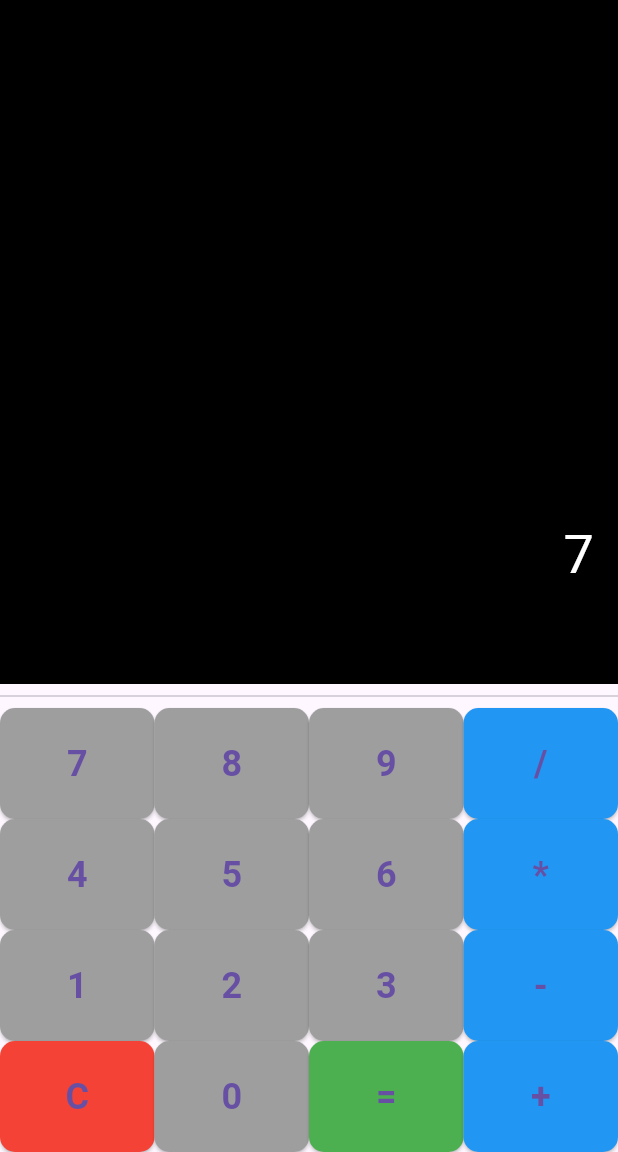
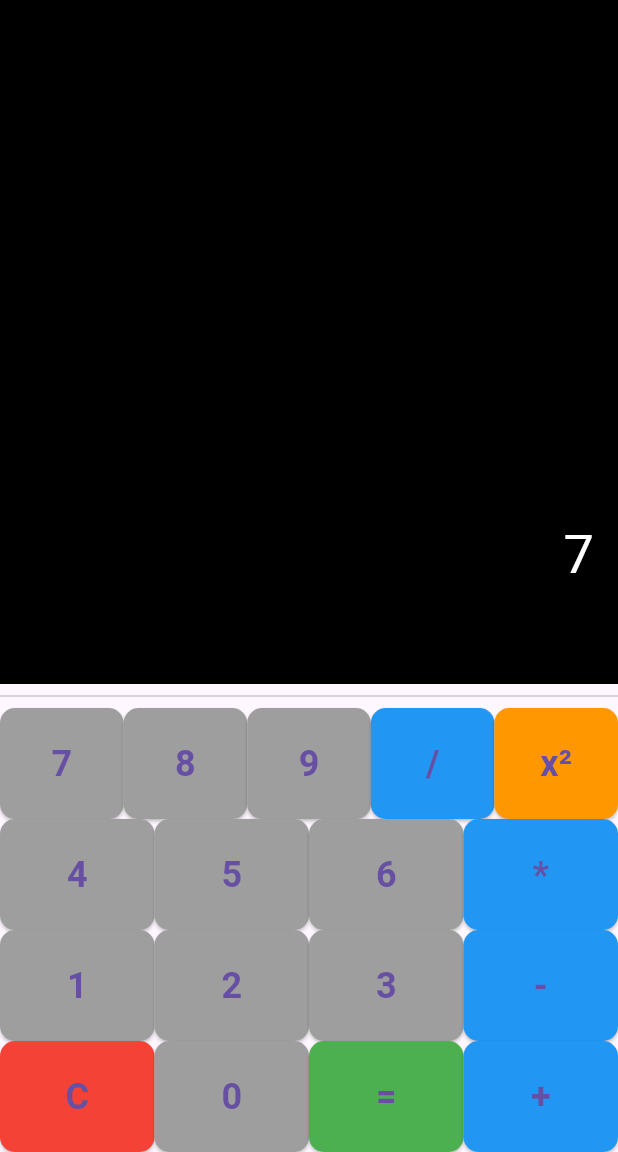
Before and after one commit to thatlayiguy/flutter-calculator, a Flutter app: the screen it shows after launch, after a tap on an icon or button, on a phone screen of 412 x 824 dp, the part 84-1236 px from its top. Run offline on Flutter 3.47's test engine with Material 3 defaults, Android fonts, the phone set to English and light mode, and no system bars; missing offline and left inert: expressions.

Commit message:
Added square button to the calculator app

```diff
--- a/lib/main.dart
+++ b/lib/main.dart
@@ -5,6 +5,7 @@ void main() {
   runApp(CalculatorApp());
 }
 
+// Main application widget
 class CalculatorApp extends StatelessWidget {
   @override
   Widget build(BuildContext context) {
@@ -15,21 +16,25 @@ class CalculatorApp extends StatelessWidget {
   }
 }
 
+// Stateful widget for the calculator screen
 class CalculatorScreen extends StatefulWidget {
   @override
   _CalculatorScreenState createState() => _CalculatorScreenState();
 }
 
 class _CalculatorScreenState extends State<CalculatorScreen> {
-  String _expression = "";
-  String _result = "";
+  String _expression = ""; // Stores the current expression
+  String _result = ""; // Stores the result of the expression
 
+  // Handles button press events
   void _onButtonPressed(String value) {
     setState(() {
       if (value == "C") {
+        // Clear the expression and result
         _expression = "";
         _result = "";
       } else if (value == "=") {
+        // Evaluate the expression
         try {
           final exp = Expression.parse(_expression);
           final evaluator = const ExpressionEvaluator();
@@ -38,20 +43,36 @@ class _CalculatorScreenState extends State<CalculatorScreen> {
         } catch (e) {
           _result = " Error";
         }
+      } else if (value == "x²") {
+        // Evaluate the square of the expression
+        try {
+          if (_expression.isNotEmpty) {
+            final exp = Expression.parse("($_expression) * ($_expression)");
+            final evaluator = const ExpressionEvaluator();
+            final evalResult = evaluator.eval(exp, {});
+            _result = " = $evalResult";
+            _expression = "($_expression)²";
+          }
+        } catch (e) {
+          _result = " Error";
+        }
       } else {
+        // Append the value to the expression
         _expression += value;
       }
     });
   }
 
-  Widget _buildButton(String text, {Color color = const Color.fromARGB(255, 11, 11, 11)}) {
+  // Builds a button widget
+  Widget _buildButton(String text, {Color color = Colors.grey}) {
     return Expanded(
       child: ElevatedButton(
         onPressed: () => _onButtonPressed(text),
         style: ElevatedButton.styleFrom(
           padding: EdgeInsets.all(20),
           backgroundColor: color,
-          shape: RoundedRectangleBorder(borderRadius: BorderRadius.circular(10)),
+          shape:
+              RoundedRectangleBorder(borderRadius: BorderRadius.circular(10)),
         ),
         child: Text(
           text,
@@ -67,6 +88,7 @@ class _CalculatorScreenState extends State<CalculatorScreen> {
       appBar: AppBar(title: Text("Simeon's Calculator")),
       body: Column(
         children: [
+          // Display for the expression and result
           Expanded(
             child: Container(
               alignment: Alignment.bottomRight,
@@ -89,9 +111,10 @@ class _CalculatorScreenState extends State<CalculatorScreen> {
             ),
           ),
           Divider(),
+          // Buttons for the calculator
           Column(
             children: [
-              _buildRow(["7", "8", "9", "/"]),
+              _buildRow(["7", "8", "9", "/", "x²"]),
               _buildRow(["4", "5", "6", "*"]),
               _buildRow(["1", "2", "3", "-"]),
               _buildRow(["C", "0", "=", "+"]),
@@ -102,16 +125,21 @@ class _CalculatorScreenState extends State<CalculatorScreen> {
     );
   }
 
+  // Builds a row of buttons
   Widget _buildRow(List<String> buttons) {
     return Row(
       mainAxisAlignment: MainAxisAlignment.spaceEvenly,
-      children: buttons.map((text) => _buildButton(text, color: _getButtonColor(text))).toList(),
+      children: buttons
+          .map((text) => _buildButton(text, color: _getButtonColor(text)))
+          .toList(),
     );
   }
 
+  // Returns the color for a button based on its text
   Color _getButtonColor(String text) {
     if (text == "C") return Colors.red;
     if (text == "=") return Colors.green;
+    if (text == "x²") return Colors.orange;
     if (["+", "-", "*", "/"].contains(text)) return Colors.blue;
     return Colors.grey;
   }
```
Also changed, not shown: 3 other files.
